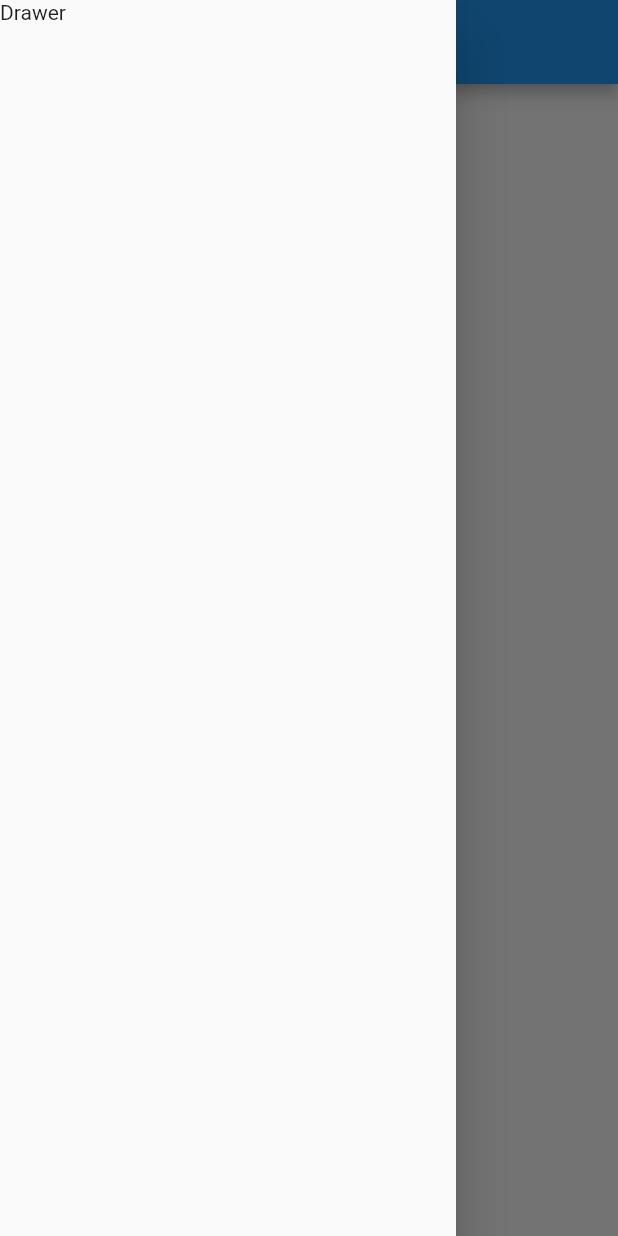
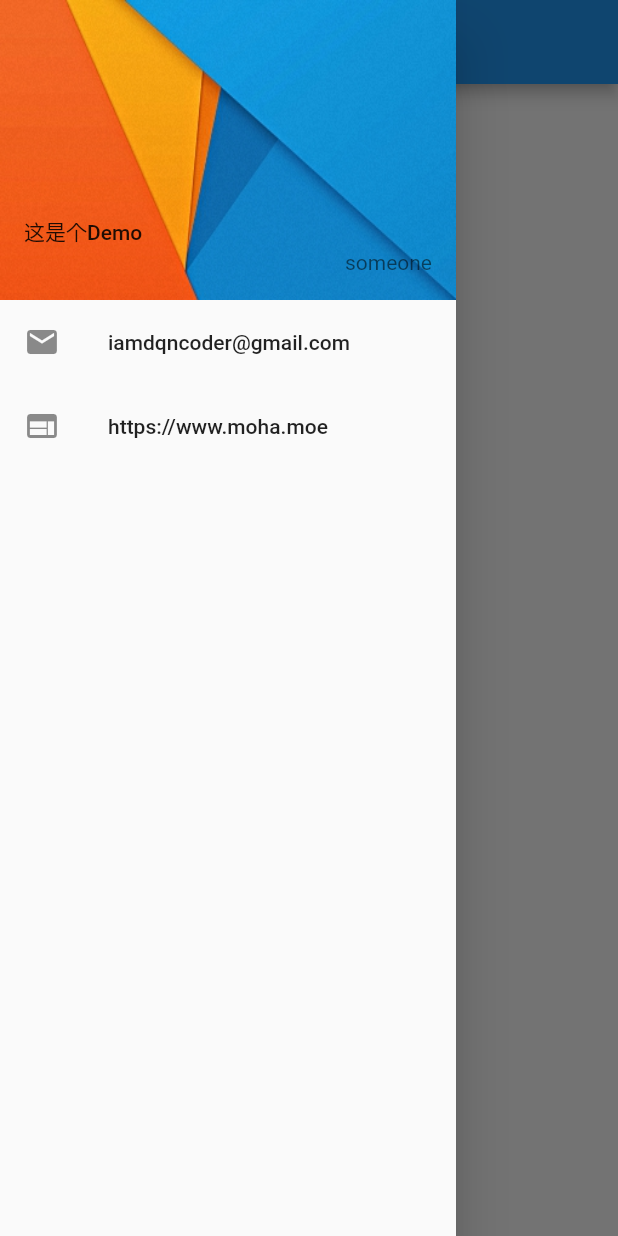
Before and after one commit to SomeoneDeng/rizhihubao, a Flutter app: the screen it shows after launch, with the side drawer open, on a phone screen of 412 x 824 dp. Run offline on Flutter 3.47's test engine with Material 2 defaults, Android fonts, the phone set to English and light mode, and no system bars; our stand-ins replace date_format, dio, flutter_swiper, native_web_view; missing offline and left inert: a package; network calls fail.

Commit message:
界面完善

```diff
--- a/lib/main.dart
+++ b/lib/main.dart
@@ -37,7 +37,7 @@ class AppState extends State<MyApp> {
     return new MaterialApp(
       home: new Scaffold(
         appBar: AppBar(
-          title: Text("News"),
+          title: Text("日知乎报"),
         ),
         body: news == null
             ? Text("Loading")
@@ -46,7 +46,31 @@ class AppState extends State<MyApp> {
               ),
         drawer: Drawer(
             child: ListView(
-          children: <Widget>[Text("Drawer")],
+          children: <Widget>[
+            Container(
+              child: ListTile(
+                title: Text("这是个Demo"),
+                subtitle: Text(
+                  "someone",
+                  textAlign: TextAlign.right,
+                ),
+              ),
+              alignment: Alignment.bottomCenter,
+              decoration: BoxDecoration(
+                  image: new DecorationImage(
+                      fit: BoxFit.fill,
+                      image: AssetImage("access/img/drawer_head.jpg"))),
+              height: 200,
+            ),
+            ListTile(
+              title: Text("iamdqncoder@gmail.com"),
+              leading: Icon(Icons.mail),
+            ),
+            ListTile(
+              title: Text("https://www.moha.moe"),
+              leading: Icon(Icons.web),
+            )
+          ],
         )),
       ),
     );
--- a/pubspec.yaml
+++ b/pubspec.yaml
@@ -40,6 +40,9 @@ flutter:
   # the material Icons class.
   uses-material-design: true
 
+  assets:
+    - access/img/
+
   # To add assets to your application, add an assets section, like this:
   # An image asset can refer to one or more resolution-specific "variants", see
   # https://flutter.io/assets-and-images/#resolution-aware.
```
Also changed, not shown: access/img/drawer_head.jpg (added).
